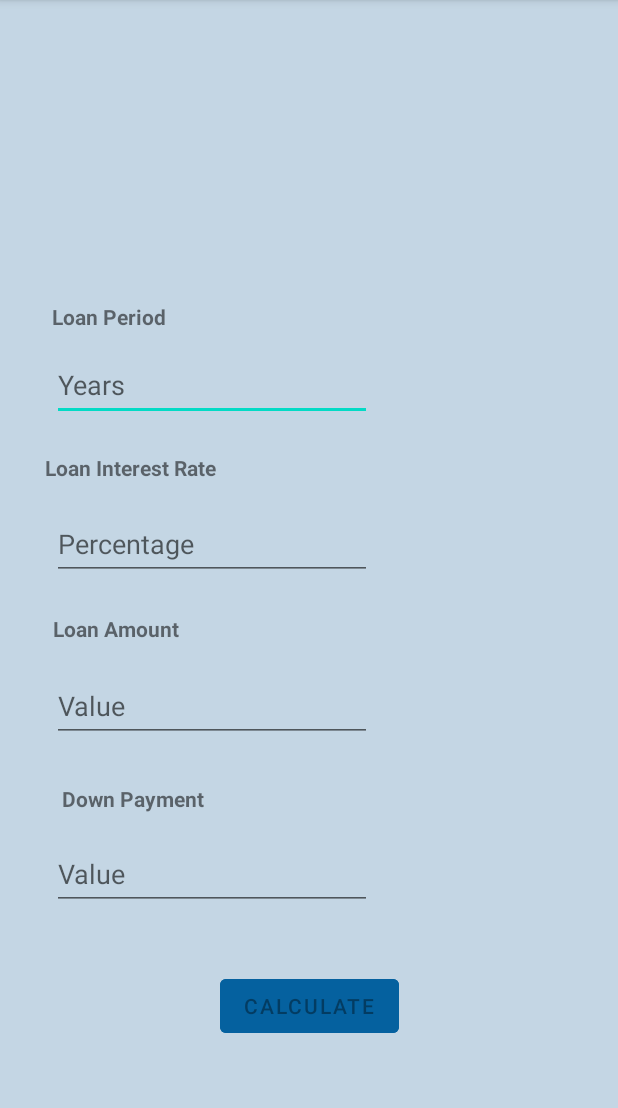
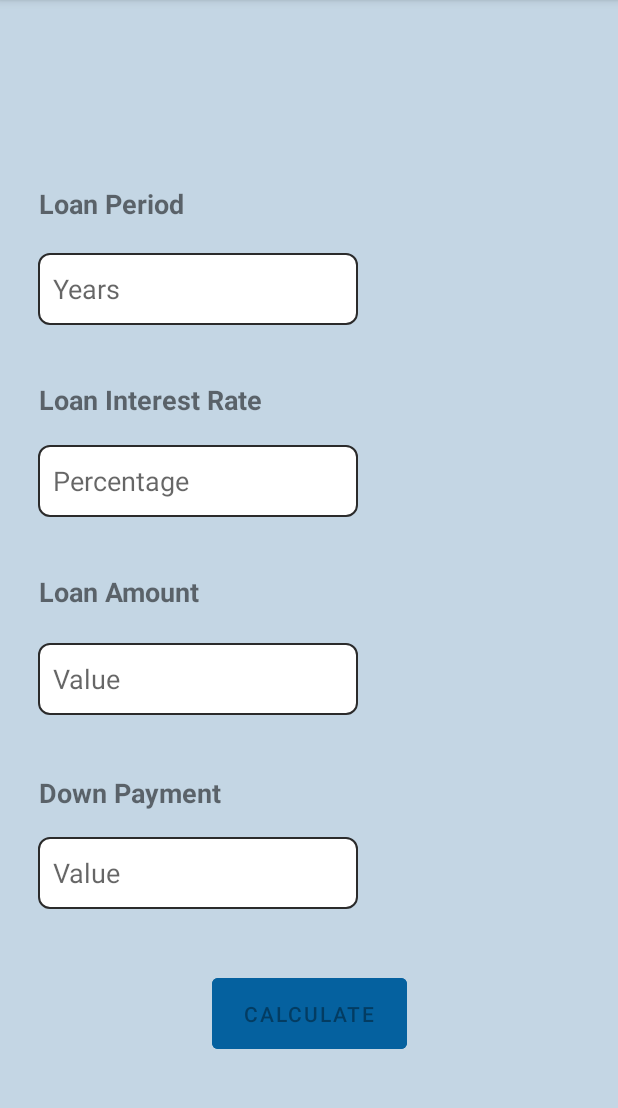
Before and after one commit to jangwool/HomeMortgageCalculator, an Android app: the screen it shows after launch (MainActivity), on a phone screen of 412 x 824 dp, the part 84-1192 px from its top. Run offline under Robolectric (Android 15) with nearby library versions, the phone set to English and light mode, and no system bars.

Commit message:
working app

```diff
--- /dev/null
+++ b/app/src/main/res/drawable/custom_edittext.xml
@@ -0,0 +1,9 @@
+<?xml version="1.0" encoding="utf-8"?>
+<shape xmlns:android="http://schemas.android.com/apk/res/android"
+    android:shape="rectangle">
+    <solid android:color="#ffffff"/>
+    <stroke android:width="1dp"
+        android:color="#2b2b2b"/>
+    <corners android:radius="7dp"/>
+
+</shape>
--- a/app/src/main/res/layout/activity_main.xml
+++ b/app/src/main/res/layout/activity_main.xml
@@ -12,62 +12,69 @@
         android:layout_width="wrap_content"
         android:layout_height="wrap_content"
         android:text="Loan Interest Rate"
+        android:textSize="18dp"
         android:textStyle="bold"
         app:layout_constraintBottom_toBottomOf="parent"
         app:layout_constraintEnd_toEndOf="parent"
-        app:layout_constraintHorizontal_bias="0.1"
+        app:layout_constraintHorizontal_bias="0.098"
         app:layout_constraintStart_toStartOf="parent"
         app:layout_constraintTop_toTopOf="parent"
-        app:layout_constraintVertical_bias="0.403" />
+        app:layout_constraintVertical_bias="0.342" />
 
     <TextView
+
         android:id="@+id/principalTextView"
         android:layout_width="wrap_content"
         android:layout_height="wrap_content"
         android:text="Down Payment"
+        android:textSize="18dp"
         android:textStyle="bold"
         app:layout_constraintBottom_toBottomOf="parent"
         app:layout_constraintEnd_toEndOf="parent"
-        app:layout_constraintHorizontal_bias="0.13"
+        app:layout_constraintHorizontal_bias="0.089"
         app:layout_constraintStart_toStartOf="parent"
         app:layout_constraintTop_toTopOf="parent"
-        app:layout_constraintVertical_bias="0.698" />
+        app:layout_constraintVertical_bias="0.694" />
 
     <TextView
+
         android:id="@+id/loanPeriodTextView"
         android:layout_width="wrap_content"
         android:layout_height="wrap_content"
         android:text="Loan Period"
+        android:textSize="18dp"
         android:textStyle="bold"
         app:layout_constraintBottom_toBottomOf="parent"
         app:layout_constraintEnd_toEndOf="parent"
-        app:layout_constraintHorizontal_bias="0.104"
+        app:layout_constraintHorizontal_bias="0.082"
         app:layout_constraintStart_toStartOf="parent"
         app:layout_constraintTop_toTopOf="parent"
-        app:layout_constraintVertical_bias="0.269" />
+        app:layout_constraintVertical_bias="0.166" />
 
     <TextView
+
         android:id="@+id/loanAmtTextView"
         android:layout_width="wrap_content"
         android:layout_height="wrap_content"
         android:text="Loan Amount"
+        android:textSize="18dp"
         android:textStyle="bold"
         app:layout_constraintBottom_toBottomOf="parent"
         app:layout_constraintEnd_toEndOf="parent"
-        app:layout_constraintHorizontal_bias="0.107"
+        app:layout_constraintHorizontal_bias="0.085"
         app:layout_constraintStart_toStartOf="parent"
         app:layout_constraintTop_toTopOf="parent"
-        app:layout_constraintVertical_bias="0.547" />
+        app:layout_constraintVertical_bias="0.514" />
 
     <Button
         android:id="@+id/calcButton"
-        android:layout_width="wrap_content"
-        android:layout_height="wrap_content"
+        android:layout_width="130dp"
+        android:layout_height="59dp"
         android:layout_marginTop="40dp"
         android:layout_marginBottom="65dp"
-        android:text="Calculate"
         android:backgroundTint="#05619F"
         android:enabled="false"
+        android:text="Calculate"
         app:layout_constraintBottom_toBottomOf="parent"
         app:layout_constraintEnd_toEndOf="parent"
         app:layout_constraintStart_toStartOf="parent"
@@ -78,60 +85,68 @@
         android:id="@+id/periodEditText"
         android:layout_width="wrap_content"
         android:layout_height="wrap_content"
+        android:background="@drawable/custom_edittext"
         android:ems="10"
         android:hint="Years"
         android:inputType="number"
         android:minHeight="48dp"
+        android:padding="10dp"
         app:layout_constraintBottom_toBottomOf="parent"
         app:layout_constraintEnd_toEndOf="parent"
-        app:layout_constraintHorizontal_bias="0.174"
+        app:layout_constraintHorizontal_bias="0.129"
         app:layout_constraintStart_toStartOf="parent"
         app:layout_constraintTop_toTopOf="parent"
-        app:layout_constraintVertical_bias="0.323" />
+        app:layout_constraintVertical_bias="0.234" />
 
     <EditText
         android:id="@+id/rateEditText"
         android:layout_width="wrap_content"
         android:layout_height="wrap_content"
+        android:background="@drawable/custom_edittext"
         android:ems="10"
         android:hint="Percentage"
         android:inputType="numberDecimal"
         android:minHeight="48dp"
+        android:padding="10dp"
         app:layout_constraintBottom_toBottomOf="parent"
         app:layout_constraintEnd_toEndOf="parent"
-        app:layout_constraintHorizontal_bias="0.174"
+        app:layout_constraintHorizontal_bias="0.129"
         app:layout_constraintStart_toStartOf="parent"
         app:layout_constraintTop_toTopOf="parent"
-        app:layout_constraintVertical_bias="0.47" />
+        app:layout_constraintVertical_bias="0.412" />
 
     <EditText
         android:id="@+id/amountEditText"
         android:layout_width="wrap_content"
         android:layout_height="wrap_content"
+        android:background="@drawable/custom_edittext"
         android:ems="10"
         android:hint="Value"
         android:inputType="numberDecimal"
         android:minHeight="48dp"
+        android:padding="10dp"
         app:layout_constraintBottom_toBottomOf="parent"
         app:layout_constraintEnd_toEndOf="parent"
-        app:layout_constraintHorizontal_bias="0.174"
+        app:layout_constraintHorizontal_bias="0.129"
         app:layout_constraintStart_toStartOf="parent"
         app:layout_constraintTop_toTopOf="parent"
-        app:layout_constraintVertical_bias="0.62" />
+        app:layout_constraintVertical_bias="0.595" />
 
     <EditText
         android:id="@+id/principalEditText"
         android:layout_width="wrap_content"
         android:layout_height="wrap_content"
+        android:background="@drawable/custom_edittext"
         android:ems="10"
         android:hint="Value"
         android:inputType="numberDecimal"
         android:minHeight="48dp"
+        android:padding="10dp"
         app:layout_constraintBottom_toBottomOf="parent"
         app:layout_constraintEnd_toEndOf="parent"
-        app:layout_constraintHorizontal_bias="0.174"
+        app:layout_constraintHorizontal_bias="0.129"
         app:layout_constraintStart_toStartOf="parent"
         app:layout_constraintTop_toTopOf="parent"
-        app:layout_constraintVertical_bias="0.776" />
+        app:layout_constraintVertical_bias="0.775" />
 
 </androidx.constraintlayout.widget.ConstraintLayout>
```
